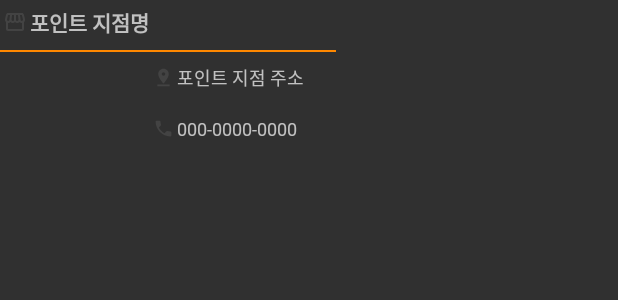
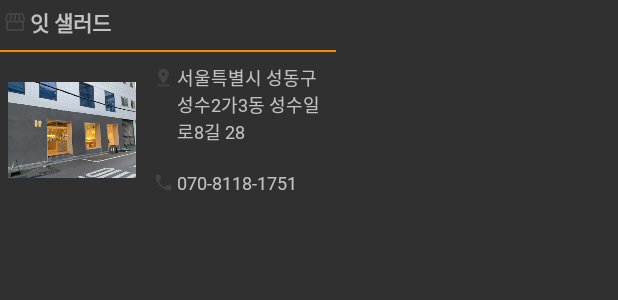
Before and after one commit to mnyee/vegan_capstone, an Android app: the layout item_point.xml on its own in the app's theme, with its tools: preview values and no code run, on a phone screen of 412 x 824 dp. Shown: the top 300 px of the screen. Run offline under Robolectric (Android 15) with nearby library versions, the phone set to English and light mode, and no system bars.

Commit message:
Add files via upload

```diff
--- a/app/src/main/res/layout/item_point.xml
+++ b/app/src/main/res/layout/item_point.xml
@@ -3,7 +3,8 @@
     xmlns:android="http://schemas.android.com/apk/res/android"
     android:layout_width="224dp"
     android:layout_height="wrap_content"
-    android:orientation="vertical">
+    android:orientation="vertical"
+    android:id="@+id/item">
     <LinearLayout
         android:layout_width="match_parent"
         android:layout_height="match_parent"
@@ -22,7 +23,7 @@
             android:layout_marginBottom="4dp"
             android:layout_marginEnd="4dp"
             android:layout_gravity="center"
-            android:text="포인트 지점명"
+            android:text="잇 샐러드"
             android:textSize="14dp"
             android:fontFamily="@font/bm"
             android:textStyle="bold" />
@@ -45,7 +46,9 @@
             android:layout_width="96dp"
             android:layout_height="64dp"
             android:layout_gravity="center"
-            android:layout_margin="0dp" />
+            android:layout_margin="0dp"
+            android:src="@drawable/img"
+            />
 
         <LinearLayout
             android:layout_width="match_parent"
@@ -68,7 +71,7 @@
                     android:layout_height="wrap_content"
                     android:layout_gravity="center"
                     android:textSize="12dp"
-                    android:text="포인트 지점 주소"
+                    android:text="서울특별시 성동구 성수2가3동 성수일로8길 28"
                     android:fontFamily="@font/bm"/>
             </LinearLayout>
             <LinearLayout
@@ -87,7 +90,7 @@
                     android:layout_height="wrap_content"
                     android:layout_gravity="center"
                     android:textSize="12dp"
-                    android:text="000-0000-0000"
+                    android:text="070-8118-1751"
                     android:fontFamily="@font/bm"/>
             </LinearLayout>
         </LinearLayout>
```
Also changed, not shown: app/src/main/res/layout/drawer_header.xml (+5 -2 lines).
